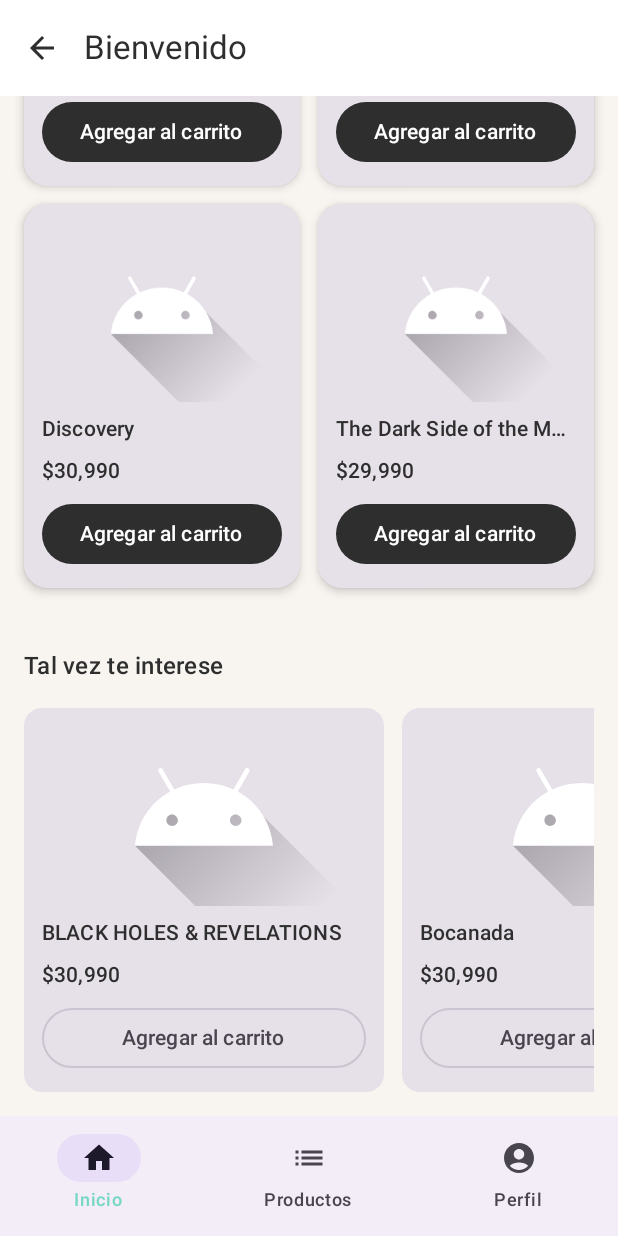
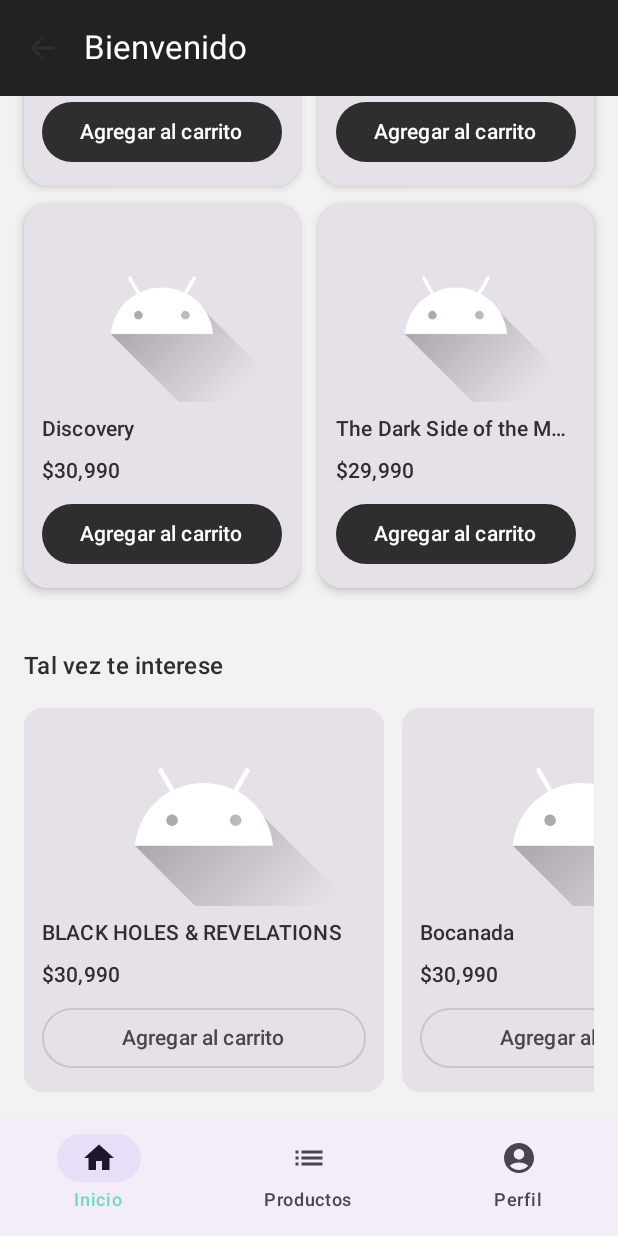
Before and after one commit to Dersatto/DuocTestREAL, an Android app built with Jetpack Compose: the HomeScreen screen opened through its navigation route, scrolled down 474 dp, on a phone screen of 412 x 824 dp. Run offline under Robolectric (Android 15) with nearby library versions, the phone set to English and light mode, and no system bars; our stand-ins replace Room's generated code.

Commit message:
Ediciones estilo

```diff
--- a/app/src/main/java/com/dersad/duoctest/MainActivity.kt
+++ b/app/src/main/java/com/dersad/duoctest/MainActivity.kt
@@ -39,6 +39,7 @@
 import androidx.navigation.compose.currentBackStackEntryAsState
 import androidx.navigation.compose.rememberNavController
 import androidx.navigation.navArgument
+import androidx.compose.material3.TopAppBarDefaults
 import com.dersad.duoctest.ui.AboutView
 import com.dersad.duoctest.ui.CartViewModel
 import com.dersad.duoctest.ui.HomeScreen
@@ -51,7 +52,7 @@
 import com.dersad.duoctest.ui.ProductAddView
 import com.dersad.duoctest.ui.UsuarioScreen
 import kotlinx.coroutines.launch
-
+import androidx.compose.ui.graphics.Color
 data class NavItem(val route: String, val label: String, val icon: ImageVector)
 
 class MainActivity : ComponentActivity() {
@@ -133,7 +134,10 @@
                                     Icon(Icons.Default.Menu, "Menú")
                                 }
                             }
-                        }
+                        },
+                        colors = TopAppBarDefaults.topAppBarColors(
+                            containerColor = Color(0xFF222222),
+                            titleContentColor = Color.White)
                     )
                 }
             },
--- a/app/src/main/java/com/dersad/duoctest/ui/AboutView.kt
+++ b/app/src/main/java/com/dersad/duoctest/ui/AboutView.kt
@@ -20,6 +20,9 @@
         verticalArrangement = Arrangement.Center,
         horizontalAlignment = Alignment.CenterHorizontally
     ) {
+
+        Logo()
+
         Text(
             text = "Sobre Nosotros",
             style = MaterialTheme.typography.headlineMedium,
--- a/app/src/main/java/com/dersad/duoctest/ui/HomeScreen.kt
+++ b/app/src/main/java/com/dersad/duoctest/ui/HomeScreen.kt
@@ -27,6 +27,8 @@
 import coil.compose.AsyncImage
 import com.dersad.duoctest.R
 import com.dersad.duoctest.data.Producto
+import androidx.compose.ui.graphics.ColorFilter
+import androidx.compose.ui.graphics.ColorMatrix
 
 @Composable
 fun HomeScreen(
@@ -89,11 +91,22 @@
             contentAlignment = Alignment.Center
         ) {
             Image(
-                painter = painterResource(id = R.drawable.vinilos_foreground), // Usamos una imagen que ya existe para que compile
+                painter = painterResource(id = R.drawable.v1),
                 contentDescription = null,
                 modifier = Modifier.fillMaxSize(),
-                contentScale = ContentScale.Crop
+                contentScale = ContentScale.Crop,
+                colorFilter = ColorFilter.colorMatrix(
+                    ColorMatrix(
+                        floatArrayOf(
+                            0.7f, 0f, 0f, 0f, 0f,
+                            0f, 0.7f, 0f, 0f, 0f,
+                            0f, 0f, 0.7f, 0f, 0f,
+                            0f, 0f, 0f, 1f, 0f
+                        )
+                    )
+                )
             )
+
             Text(
                 text = "NOMBRE DE LA TIENDA DE VINILOS(DA IDEAS NOS) ",
                 style = MaterialTheme.typography.headlineLarge,
--- a/app/src/main/java/com/dersad/duoctest/ui/theme/Color.kt
+++ b/app/src/main/java/com/dersad/duoctest/ui/theme/Color.kt
@@ -5,7 +5,7 @@
 // Paleta de Vinilos - Tonalidades Grises, Menta y Hueso
 val VinylGray = Color(0xFF2E2E2E)      // Un gris oscuro y profundo para texto y elementos principales
 val MintAccent = Color(0xFF76D7C4)      // Un menta vibrante para botones, íconos y acentos
-val OffWhite = Color(0xFFF8F5F1)        // Un blanco hueso cálido para los fondos de pantalla
+val OffWhite = Color(0xFFF2F2F2)
 val CardBackground = Color(0xFFFFFFFF) // Blanco puro para las tarjetas, para que resalten
 val LightGray = Color(0xFFE0E0E0)       // Un gris claro para divisores o fondos sutiles
 
```
Also changed, not shown: 1 other file.
